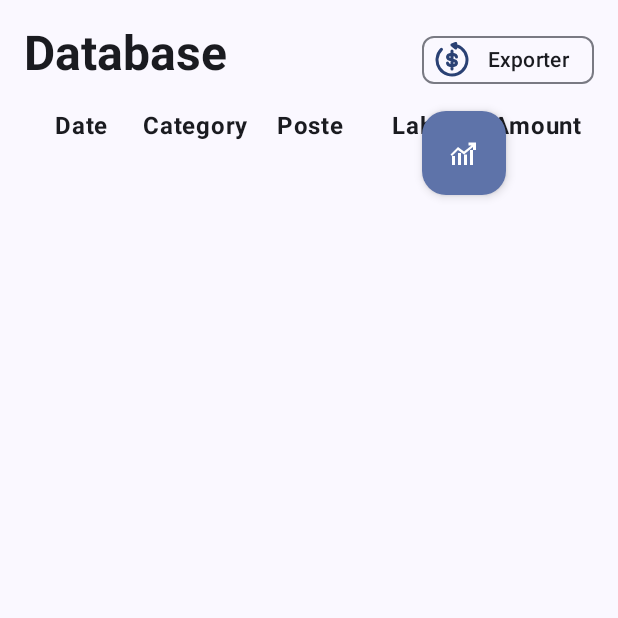
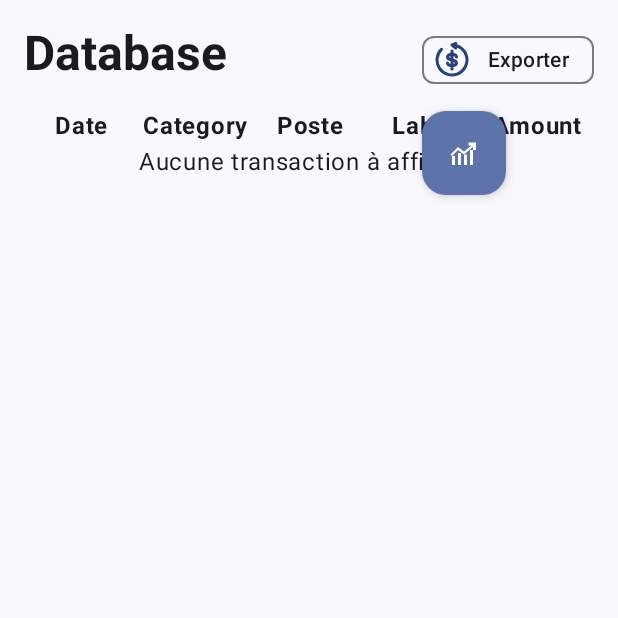
Before and after one commit to NicolasCDev/AppFinance, an Android app built with Jetpack Compose: the composable DataBaseScreen shown on its own in the app's theme, on a phone screen of 412 x 824 dp, the top half of it. Run offline under Robolectric (Android 15) with nearby library versions, the phone set to English and light mode, and no system bars; our stand-ins replace Room's generated code, livedata-compose.

Commit message:
Date gestion + Better printing

```diff
--- a/app/src/main/java/com/example/appfinancetest/DataBaseScreen.kt
+++ b/app/src/main/java/com/example/appfinancetest/DataBaseScreen.kt
@@ -3,6 +3,7 @@ package com.example.appfinancetest
 import android.content.Context
 import android.content.Intent
 import android.net.Uri
+import android.util.Log
 import androidx.activity.compose.rememberLauncherForActivityResult
 import androidx.activity.result.contract.ActivityResultContracts
 import androidx.compose.foundation.layout.Box
@@ -46,10 +47,8 @@ import kotlinx.coroutines.launch
 
 @Composable
 fun DataBaseScreen(modifier: Modifier = Modifier,viewModel: DataBase_ViewModel = viewModel()) {
-    val transactionsViewModel by viewModel.transactions.observeAsState(emptyList())
-
+    val transactionsViewModel by viewModel.transactionsSortedByDate.observeAsState(emptyList())
     val context = LocalContext.current
-    val transactions = remember { mutableStateListOf<Transaction>() }
     val sharedPreferences = context.getSharedPreferences("app_prefs", Context.MODE_PRIVATE)
     var showDialog by remember { mutableStateOf(false) }
     var isDropdownExpanded by remember { mutableStateOf(false) }
@@ -64,6 +63,7 @@ fun DataBaseScreen(modifier: Modifier = Modifier,viewModel: DataBase_ViewModel =
         contract = ActivityResultContracts.OpenDocument()
     ) { uri: Uri? ->
         uri?.let {
+            try {
                 // Demander l'accès permanent au fichier sélectionné
                 context.contentResolver.takePersistableUriPermission(uri, Intent.FLAG_GRANT_READ_URI_PERMISSION)
 
@@ -73,9 +73,10 @@ fun DataBaseScreen(modifier: Modifier = Modifier,viewModel: DataBase_ViewModel =
 
                 // Lire le fichier
                 context.contentResolver.openInputStream(it)?.let { inputStream ->
-                val transactionsTemp = readExcelFile(inputStream)
-                addTransaction(transactionsTemp,viewModel)
-                transactions.addAll(transactionsTemp)
+                    addTransaction(readExcelFile(inputStream),viewModel)
+                }
+            } catch (e: SecurityException) {
+                Log.e("FilePicker", "Erreur lors de l'accès au fichier : ${e.message}")
             }
         }
     }
@@ -84,24 +85,6 @@ fun DataBaseScreen(modifier: Modifier = Modifier,viewModel: DataBase_ViewModel =
     ) { uri: Uri? ->
         uri?.let {
             context.contentResolver.openOutputStream(it)?.use { outputStream ->
-                writeExcelFile(outputStream, transactions)
-            }
-        }
-    }
-
-    // Lors du lancement de l'effet, on vérifie si un fichier a été sélectionné
-    LaunchedEffect(selectedFileUri) {
-        if (selectedFileUri.isNotEmpty()) {
-            val uri = Uri.parse(selectedFileUri)
-
-            // Demander l'accès permanent au fichier
-            context.contentResolver.takePersistableUriPermission(uri, Intent.FLAG_GRANT_READ_URI_PERMISSION)
-
-            // Ouvrir et lire le fichier après avoir pris la permission persistante
-            context.contentResolver.openInputStream(uri)?.let { inputStream ->
-                val transactionsTemp = readExcelFile(inputStream)
-                addTransaction(transactionsTemp,viewModel)
-                transactions.addAll(transactionsTemp)
             }
         }
     }
@@ -121,10 +104,11 @@ fun DataBaseScreen(modifier: Modifier = Modifier,viewModel: DataBase_ViewModel =
                     }
                     Spacer(modifier = Modifier.padding(10.dp))
                     Button(onClick = {
-                        transactions.clear() // Remplacer toutes les transactions existantes
+                        if (selectedFileUri.isNotEmpty()) {
                             viewModel.deleteAllTransactions()
                             filePickerLauncher.launch(arrayOf("application/vnd.openxmlformats-officedocument.spreadsheetml.sheet")) // On va chercher le fichier
                             showDialog = false
+                        }
                     }) {
                         Text("Remplacer")
                     }
@@ -162,21 +146,50 @@ fun DataBaseScreen(modifier: Modifier = Modifier,viewModel: DataBase_ViewModel =
 
                 // Liste des transactions
                 LazyColumn {
+                    if (transactionsViewModel.isEmpty()) {
+                        item {
+                            Text(
+                                "Aucune transaction à afficher.",
+                                modifier = Modifier.fillMaxWidth(),
+                                textAlign = TextAlign.Center
+                            )
+                        }
+                    }else {
                         items(transactionsViewModel) { transactionDB ->
                             Row(
                                 modifier = Modifier
                                     .fillMaxWidth()
                                     .padding(horizontal = 16.dp, vertical = 8.dp)
                             ) {
-                            Text(transactionDB.date ?: "N/A", modifier = Modifier.weight(1f), textAlign = TextAlign.Center, fontSize = 11.sp)
-                            Text(transactionDB.categorie ?: "N/A", modifier = Modifier.weight(1f), textAlign = TextAlign.Center, fontSize = 11.sp)
-                            Text(transactionDB.poste ?: "N/A", modifier = Modifier.weight(1f), textAlign = TextAlign.Center, fontSize = 11.sp)
-                            Text(transactionDB.label ?: "N/A", modifier = Modifier.weight(1f), textAlign = TextAlign.Center, fontSize = 11.sp)
+                                Text(
+                                    text = DateFormattedText(transactionDB.date),
+                                    modifier = Modifier.weight(1f), fontSize = 11.sp,
+                                    textAlign = TextAlign.Center
+                                )
+                                Text(
+                                    transactionDB.categorie ?: "N/A",
+                                    modifier = Modifier.weight(1f),
+                                    textAlign = TextAlign.Center,
+                                    fontSize = 11.sp
+                                )
+                                Text(
+                                    transactionDB.poste ?: "N/A",
+                                    modifier = Modifier.weight(1f),
+                                    textAlign = TextAlign.Center,
+                                    fontSize = 11.sp
+                                )
+                                Text(
+                                    transactionDB.label ?: "N/A",
+                                    modifier = Modifier.weight(1f),
+                                    textAlign = TextAlign.Center,
+                                    fontSize = 11.sp
+                                )
                                 Text(
                                     text = String.format("%.2f €", transactionDB.montant ?: 0.0),
                                     modifier = Modifier.weight(1f), fontSize = 11.sp,
                                     textAlign = TextAlign.Center
                                 )
+                            }
                         }
                     }
                 }
--- a/app/src/main/java/com/example/appfinancetest/DataBase_Entity.kt
+++ b/app/src/main/java/com/example/appfinancetest/DataBase_Entity.kt
@@ -14,7 +14,7 @@ import androidx.room.RoomDatabase
 data class Transaction_DB(
     @PrimaryKey(autoGenerate = true)
     val id: Int = 0,
-    @ColumnInfo(name = "date") val date: String?,
+    @ColumnInfo(name = "date") val date: Double?,
     @ColumnInfo(name = "categorie") val categorie: String?,
     @ColumnInfo(name = "poste") val poste: String?,
     @ColumnInfo(name = "label") val label: String?,
@@ -31,6 +31,9 @@ interface TransactionDao {
 
     @Query("DELETE FROM Transaction_DB")
     fun deleteAll()
+
+    @Query("SELECT * FROM Transaction_DB ORDER BY date DESC")
+    fun getTransactionsSortedByDate(): LiveData<List<Transaction_DB>>
 }
 
 @Database(entities = [Transaction_DB::class], version = 1, exportSchema = false)
--- a/app/src/main/java/com/example/appfinancetest/DataBase_ViewModel.kt
+++ b/app/src/main/java/com/example/appfinancetest/DataBase_ViewModel.kt
@@ -27,5 +27,6 @@ class DataBase_ViewModel(application: Application) : AndroidViewModel(applicatio
             dbDAO.deleteAll()
         }
     }
+    val transactionsSortedByDate: LiveData<List<Transaction_DB>> = dbDAO.getTransactionsSortedByDate()
     val transactions: LiveData<List<Transaction_DB>> = dbDAO.getAll()
 }
--- a/app/src/main/java/com/example/appfinancetest/InvestmentScreen.kt
+++ b/app/src/main/java/com/example/appfinancetest/InvestmentScreen.kt
@@ -21,10 +21,6 @@ fun InvestissementScreen(modifier: Modifier = Modifier,viewModel: DataBase_ViewM
     Surface(modifier = modifier.fillMaxSize(), color = MaterialTheme.colorScheme.background) {
         Column(modifier = Modifier.fillMaxSize(), verticalArrangement = Arrangement.Center, horizontalAlignment = Alignment.CenterHorizontally) {
             Greeting(name = "Investissement")
-            //Affichage transacions
-            transactions.forEach {
-                Text(it.toString())
-            }
         }
     }
 }
--- a/app/src/main/java/com/example/appfinancetest/Transaction.kt
+++ b/app/src/main/java/com/example/appfinancetest/Transaction.kt
@@ -1,7 +1,7 @@
 package com.example.appfinancetest
 
 class Transaction(
-    val date: String,
+    val date: Double,
     val categorie: String,
     val poste: String,
     val label: String,
```
Also changed, not shown: app/src/main/java/com/example/appfinancetest/MainActivity.kt (+10 -3 lines). Lines whose indentation alone changed are shown as unchanged.
